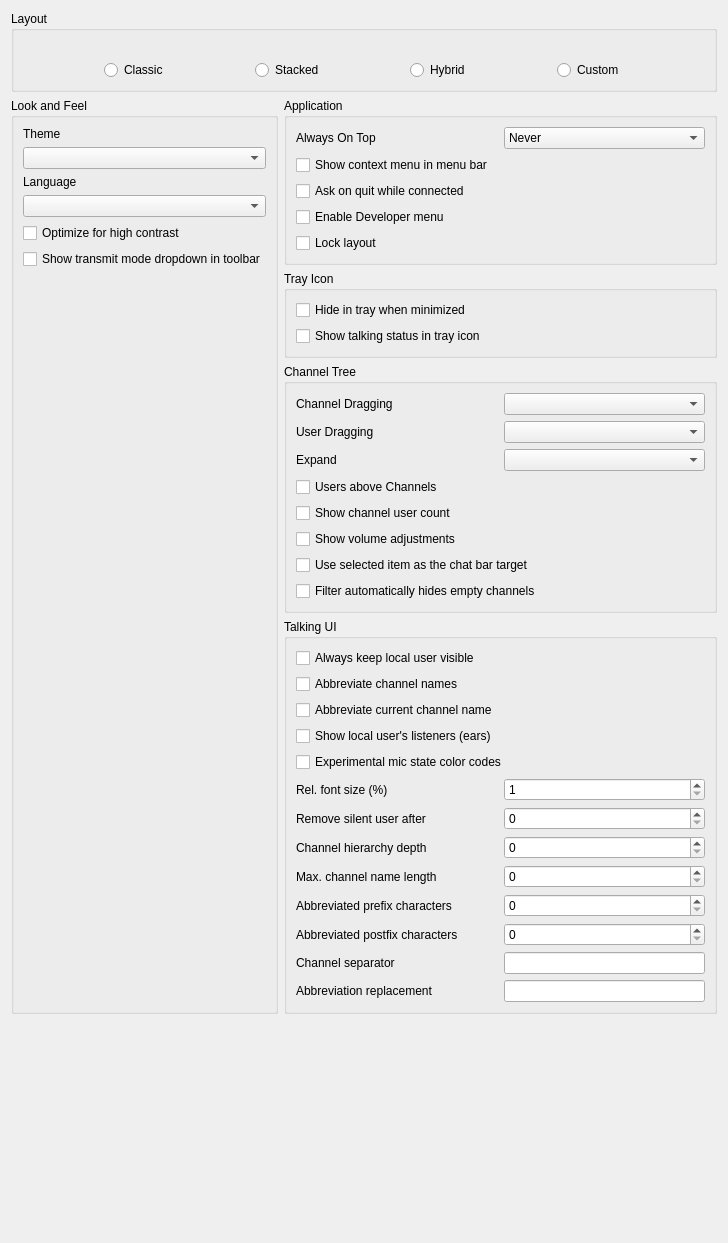
Krzmbrzl/mumble, file src/mumble/LookConfig.ui: the form before one commit.
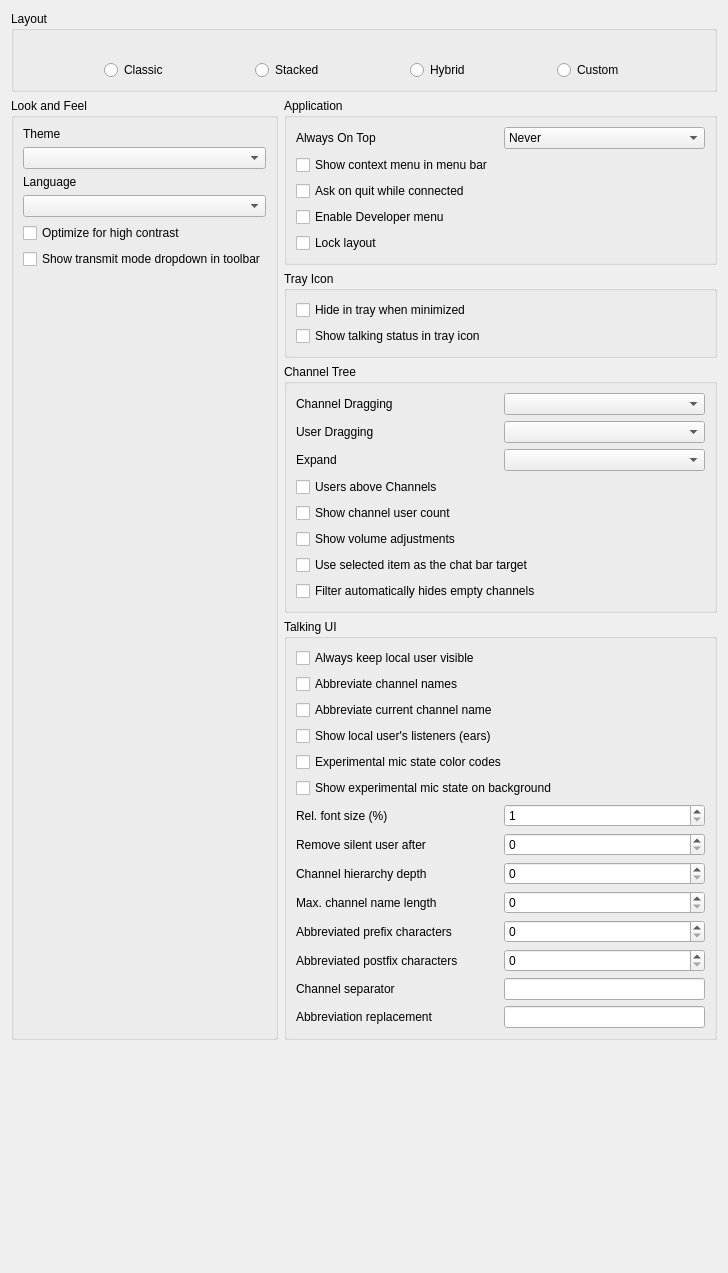
The form after the commit. Icons and pictures are not drawn. Custom widgets are drawn as their Qt base class.

Commit message:
FEAT: Optionally display mic color on TalkingUI background
This can be used alternatively to displaying the color on the background
of the local user's current channel box in the TalkingUI.

```diff
--- a/src/mumble/LookConfig.ui
+++ b/src/mumble/LookConfig.ui
@@ -7,7 +7,7 @@
     <x>0</x>
     <y>0</y>
     <width>728</width>
-    <height>1243</height>
+    <height>1273</height>
    </rect>
   </property>
   <property name="windowTitle">
@@ -35,23 +35,6 @@
       <property name="horizontalSpacing">
        <number>6</number>
       </property>
-      <item row="8" column="1">
-       <widget class="QSpinBox" name="qsbChannelHierarchyDepth">
-        <property name="toolTip">
-         <string>The names of how many parent channels should be included in the channel's name when displaying it in the TalkingUI?</string>
-        </property>
-       </widget>
-      </item>
-      <item row="8" column="0">
-       <widget class="QLabel" name="qlChannelHierarchyDepth">
-        <property name="toolTip">
-         <string>The names of how many parent channels should be included in the channel's name when displaying it in the TalkingUI?</string>
-        </property>
-        <property name="text">
-         <string>Channel hierarchy depth</string>
-        </property>
-       </widget>
-      </item>
       <item row="0" column="0">
        <widget class="QCheckBox" name="qcbLocalUserVisible">
         <property name="toolTip">
@@ -62,63 +45,17 @@
         </property>
        </widget>
       </item>
-      <item row="10" column="0">
-       <widget class="QLabel" name="qlMaxNameLength">
+      <item row="4" column="0" colspan="2">
+       <widget class="QCheckBox" name="qcbExperimentalColorCode">
         <property name="toolTip">
          <string>The preferred maximum length of a channel (hierarchy) name in the Talking UI. Note that this is not a hard limit though.</string>
         </property>
         <property name="text">
-         <string>Max. channel name length</string>
+         <string>Experimental mic state color codes</string>
         </property>
        </widget>
       </item>
-      <item row="6" column="1">
-       <widget class="QSpinBox" name="qsbSilentUserLifetime">
-        <property name="sizePolicy">
-         <sizepolicy hsizetype="Preferred" vsizetype="Fixed">
-          <horstretch>0</horstretch>
-          <verstretch>0</verstretch>
-         </sizepolicy>
-        </property>
-        <property name="toolTip">
-         <string>A user that is silent for the given amount of seconds will be removed from the Talkin UI.</string>
-        </property>
-       </widget>
-      </item>
-      <item row="14" column="1">
-       <widget class="QLineEdit" name="qleChannelSeparator">
-        <property name="sizePolicy">
-         <sizepolicy hsizetype="Preferred" vsizetype="Fixed">
-          <horstretch>0</horstretch>
-          <verstretch>0</verstretch>
-         </sizepolicy>
-        </property>
-        <property name="toolTip">
-         <string>String to separate a channel name from its parent's.</string>
-        </property>
-       </widget>
-      </item>
-      <item row="15" column="0">
-       <widget class="QLabel" name="qlAbbreviationReplacement">
-        <property name="toolTip">
-         <string>String that gets used instead of the cut-out part of an abbreviated name.</string>
-        </property>
-        <property name="text">
-         <string>Abbreviation replacement</string>
-        </property>
-       </widget>
-      </item>
-      <item row="11" column="0">
-       <widget class="QLabel" name="qlPrefixCharCount">
-        <property name="toolTip">
-         <string>How many characters from the original name to display at the beginning of an abbreviated name.</string>
-        </property>
-        <property name="text">
-         <string>Abbreviated prefix characters</string>
-        </property>
-       </widget>
-      </item>
-      <item row="15" column="1">
+      <item row="16" column="1">
        <widget class="QLineEdit" name="qleAbbreviationReplacement">
         <property name="sizePolicy">
          <sizepolicy hsizetype="Preferred" vsizetype="Fixed">
@@ -131,7 +68,17 @@
         </property>
        </widget>
       </item>
-      <item row="5" column="1">
+      <item row="13" column="0">
+       <widget class="QLabel" name="qlPostfixCharCount">
+        <property name="toolTip">
+         <string>How many characters from the original name to display at the end of an abbreviated name.</string>
+        </property>
+        <property name="text">
+         <string>Abbreviated postfix characters</string>
+        </property>
+       </widget>
+      </item>
+      <item row="6" column="1">
        <widget class="QSpinBox" name="qsbRelFontSize">
         <property name="toolTip">
          <string>Relative font size to use in the Talking UI in percent.</string>
@@ -144,17 +91,17 @@
         </property>
        </widget>
       </item>
-      <item row="12" column="0">
-       <widget class="QLabel" name="qlPostfixCharCount">
+      <item row="16" column="0">
+       <widget class="QLabel" name="qlAbbreviationReplacement">
         <property name="toolTip">
          <string>How many characters from the original name to display at the end of an abbreviated name.</string>
         </property>
         <property name="text">
-         <string>Abbreviated postfix characters</string>
+         <string>Abbreviation replacement</string>
         </property>
        </widget>
       </item>
-      <item row="14" column="0">
+      <item row="15" column="0">
        <widget class="QLabel" name="qlChannelSeparator">
         <property name="toolTip">
          <string>String to separate a channel name from its parent's.</string>
@@ -164,13 +111,43 @@
         </property>
        </widget>
       </item>
-      <item row="11" column="1">
+      <item row="3" column="0" colspan="2">
+       <widget class="QCheckBox" name="qcbShowLocalListeners">
+        <property name="toolTip">
+         <string>Whether to show all of the local user's listeners (ears) in the TalkingUI (and thereby also the channels they are in). </string>
+        </property>
+        <property name="text">
+         <string>Show local user's listeners (ears)</string>
+        </property>
+       </widget>
+      </item>
+      <item row="9" column="1">
+       <widget class="QSpinBox" name="qsbChannelHierarchyDepth">
+        <property name="toolTip">
+         <string>The names of how many parent channels should be included in the channel's name when displaying it in the TalkingUI?</string>
+        </property>
+       </widget>
+      </item>
+      <item row="12" column="1">
        <widget class="QSpinBox" name="qsbPrefixCharCount">
         <property name="toolTip">
          <string>How many characters from the original name to display at the beginning of an abbreviated name.</string>
         </property>
        </widget>
       </item>
+      <item row="15" column="1">
+       <widget class="QLineEdit" name="qleChannelSeparator">
+        <property name="sizePolicy">
+         <sizepolicy hsizetype="Preferred" vsizetype="Fixed">
+          <horstretch>0</horstretch>
+          <verstretch>0</verstretch>
+         </sizepolicy>
+        </property>
+        <property name="toolTip">
+         <string>String to separate a channel name from its parent's.</string>
+        </property>
+       </widget>
+      </item>
       <item row="1" column="0" colspan="2">
        <widget class="QCheckBox" name="qcbAbbreviateChannelNames">
         <property name="toolTip">
@@ -181,7 +158,44 @@
         </property>
        </widget>
       </item>
+      <item row="13" column="1">
+       <widget class="QSpinBox" name="qsbPostfixCharCount">
+        <property name="toolTip">
+         <string>How many characters from the original name to display at the end of an abbreviated name.</string>
+        </property>
+       </widget>
+      </item>
+      <item row="12" column="0">
+       <widget class="QLabel" name="qlPrefixCharCount">
+        <property name="toolTip">
+         <string>How many characters from the original name to display at the beginning of an abbreviated name.</string>
+        </property>
+        <property name="text">
+         <string>Abbreviated prefix characters</string>
+        </property>
+       </widget>
+      </item>
       <item row="6" column="0">
+       <widget class="QLabel" name="qlRelFontSize">
+        <property name="toolTip">
+         <string>Relative font size to use in the Talking UI in percent.</string>
+        </property>
+        <property name="text">
+         <string>Rel. font size (%)</string>
+        </property>
+       </widget>
+      </item>
+      <item row="11" column="0">
+       <widget class="QLabel" name="qlMaxNameLength">
+        <property name="toolTip">
+         <string>The preferred maximum length of a channel (hierarchy) name in the Talking UI. Note that this is not a hard limit though.</string>
+        </property>
+        <property name="text">
+         <string>Max. channel name length</string>
+        </property>
+       </widget>
+      </item>
+      <item row="7" column="0">
        <widget class="QLabel" name="qlSilentUserLifetime">
         <property name="sizePolicy">
          <sizepolicy hsizetype="Preferred" vsizetype="Preferred">
@@ -197,26 +211,6 @@
         </property>
        </widget>
       </item>
-      <item row="5" column="0">
-       <widget class="QLabel" name="qlRelFontSize">
-        <property name="toolTip">
-         <string>Relative font size to use in the Talking UI in percent.</string>
-        </property>
-        <property name="text">
-         <string>Rel. font size (%)</string>
-        </property>
-       </widget>
-      </item>
-      <item row="3" column="0" colspan="2">
-       <widget class="QCheckBox" name="qcbShowLocalListeners">
-        <property name="toolTip">
-         <string>Whether to show all of the local user's listeners (ears) in the TalkingUI (and thereby also the channels they are in). </string>
-        </property>
-        <property name="text">
-         <string>Show local user's listeners (ears)</string>
-        </property>
-       </widget>
-      </item>
       <item row="2" column="0" colspan="2">
        <widget class="QCheckBox" name="qcbAbbreviateCurrentChannel">
         <property name="toolTip">
@@ -227,27 +221,43 @@
         </property>
        </widget>
       </item>
-      <item row="12" column="1">
-       <widget class="QSpinBox" name="qsbPostfixCharCount">
-        <property name="toolTip">
-         <string>How many characters from the original name to display at the end of an abbreviated name.</string>
-        </property>
-       </widget>
-      </item>
-      <item row="10" column="1">
+      <item row="11" column="1">
        <widget class="QSpinBox" name="qsbMaxNameLength">
         <property name="toolTip">
          <string>The preferred maximum length of a channel (hierarchy) name in the Talking UI. Note that this is not a hard limit though.</string>
         </property>
        </widget>
       </item>
-      <item row="4" column="0" colspan="2">
-       <widget class="QCheckBox" name="qcbExperimentalColorCode">
+      <item row="9" column="0">
+       <widget class="QLabel" name="qlChannelHierarchyDepth">
         <property name="toolTip">
          <string>&lt;html&gt;&lt;head/&gt;&lt;body&gt;&lt;p&gt;Whether to enable the experimental color-encoding of the microphone state (muted, ready to transmit, transmitting).&lt;/p&gt;&lt;/body&gt;&lt;/html&gt;</string>
         </property>
         <property name="text">
-         <string>Experimental mic state color codes</string>
+         <string>Channel hierarchy depth</string>
+        </property>
+       </widget>
+      </item>
+      <item row="7" column="1">
+       <widget class="QSpinBox" name="qsbSilentUserLifetime">
+        <property name="sizePolicy">
+         <sizepolicy hsizetype="Preferred" vsizetype="Fixed">
+          <horstretch>0</horstretch>
+          <verstretch>0</verstretch>
+         </sizepolicy>
+        </property>
+        <property name="toolTip">
+         <string>A user that is silent for the given amount of seconds will be removed from the Talkin UI.</string>
+        </property>
+       </widget>
+      </item>
+      <item row="5" column="0" colspan="2">
+       <widget class="QCheckBox" name="qcbExperimentalColorCodeOnBackground">
+        <property name="toolTip">
+         <string>When this option is active, the color code is applied to the TalkingUI's background instead of the local user's current channel box.</string>
+        </property>
+        <property name="text">
+         <string>Show experimental mic state on background</string>
         </property>
        </widget>
       </item>
```
Left out of the diff: 6 changed lines with no effect on the pictures. The commit also changes 5 other files.
